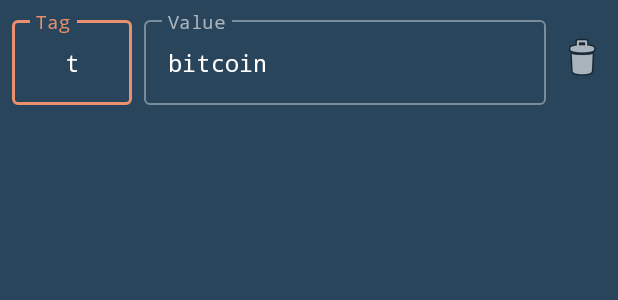
After one commit to cmdruid/pubsub, an Android app: the layout item_hashtag.xml on its own in the app's theme, with its tools: preview values and no code run, on a phone screen of 412 x 824 dp. The commit adds this screen. Shown: the top 300 px of the screen. Run offline under Robolectric (Android 15) with nearby library versions, the phone set to English and light mode, and no system bars.

Commit message:
fixes to hashtags

```diff
--- a/app/build.gradle.kts
+++ b/app/build.gradle.kts
@@ -159,6 +159,12 @@
 
     // Testing
     testImplementation("junit:junit:4.13.2")
+    testImplementation("io.mockk:mockk:1.13.8")
+    testImplementation("org.jetbrains.kotlinx:kotlinx-coroutines-test:1.7.3")
+    testImplementation("androidx.arch.core:core-testing:2.2.0")
+    testImplementation("com.google.truth:truth:1.1.5")
+
     androidTestImplementation("androidx.test.ext:junit:1.1.5")
     androidTestImplementation("androidx.test.espresso:espresso-core:3.5.1")
+    androidTestImplementation("io.mockk:mockk-android:1.13.8")
 }
--- a/app/src/main/java/com/cmdruid/pubsub/nostr/NostrMessage.kt
+++ b/app/src/main/java/com/cmdruid/pubsub/nostr/NostrMessage.kt
@@ -1,6 +1,7 @@
 package com.cmdruid.pubsub.nostr
 
 import com.google.gson.Gson
+import com.google.gson.GsonBuilder
 import com.google.gson.JsonArray
 import com.google.gson.JsonElement
 import com.google.gson.JsonParser
@@ -9,7 +10,9 @@
  * Utility class for handling Nostr WebSocket messages
  */
 object NostrMessage {
-    private val gson = Gson()
+    private val gson = GsonBuilder()
+        .registerTypeAdapter(NostrFilter::class.java, NostrFilterSerializer())
+        .create()
 
     /**
      * Message types as defined in NIP-01
--- a/app/src/main/java/com/cmdruid/pubsub/ui/adapters/TextEntryAdapter.kt
+++ b/app/src/main/java/com/cmdruid/pubsub/ui/adapters/TextEntryAdapter.kt
@@ -166,8 +166,10 @@
         }
 
         /**
-         * Create a validator for hashtags (no # prefix)
+         * Create a validator for hashtags (no # prefix) - DEPRECATED
+         * Use HashtagAdapter for new hashtag functionality with tag/value pairs
          */
+        @Deprecated("Use HashtagAdapter for new hashtag functionality")
         fun createHashtagValidator(): (String) -> ValidationResult {
             return { input ->
                 val trimmed = input.trim()
--- a/app/src/main/java/com/cmdruid/pubsub/utils/DeepLinkHandler.kt
+++ b/app/src/main/java/com/cmdruid/pubsub/utils/DeepLinkHandler.kt
@@ -5,6 +5,7 @@
 import com.cmdruid.pubsub.data.Configuration
 import com.cmdruid.pubsub.nostr.NostrFilter
 import com.google.gson.Gson
+import com.google.gson.GsonBuilder
 import java.nio.charset.StandardCharsets
 
 /**
@@ -14,7 +15,9 @@
  */
 object DeepLinkHandler {
 
-    private val gson = Gson()
+    private val gson = GsonBuilder()
+        .registerTypeAdapter(NostrFilter::class.java, com.cmdruid.pubsub.nostr.NostrFilterSerializer())
+        .create()
 
     data class DeepLinkResult(
         val success: Boolean,
--- a/app/src/main/java/com/cmdruid/pubsub/utils/UriBuilder.kt
+++ b/app/src/main/java/com/cmdruid/pubsub/utils/UriBuilder.kt
@@ -4,6 +4,7 @@
 import android.util.Base64
 import com.cmdruid.pubsub.nostr.NostrEvent
 import com.google.gson.Gson
+import com.google.gson.GsonBuilder
 import java.nio.charset.StandardCharsets
 
 /**
@@ -11,7 +12,9 @@
  */
 object UriBuilder {
 
-    private val gson = Gson()
+    private val gson = GsonBuilder()
+        .registerTypeAdapter(com.cmdruid.pubsub.nostr.NostrFilter::class.java, com.cmdruid.pubsub.nostr.NostrFilterSerializer())
+        .create()
 
     /**
      * Build a URI with note identifier and optional event data
--- a/app/src/main/res/layout/activity_configuration_editor.xml
+++ b/app/src/main/res/layout/activity_configuration_editor.xml
@@ -384,7 +384,7 @@
                     <TextView
                         android:layout_width="match_parent"
                         android:layout_height="wrap_content"
-                        android:text="Events with these hashtags (without # prefix)"
+                        android:text="Events with these hashtag filters (single letter tags a-z, A-Z with values). You can add multiple entries with the same tag."
                         android:textSize="12sp"
                         android:textColor="?attr/colorOnSurfaceVariant"
                         android:layout_marginBottom="8dp" />
--- /dev/null
+++ b/app/src/main/res/layout/item_hashtag.xml
@@ -0,0 +1,58 @@
+<?xml version="1.0" encoding="utf-8"?>
+<LinearLayout xmlns:android="http://schemas.android.com/apk/res/android"
+    xmlns:tools="http://schemas.android.com/tools"
+    android:layout_width="match_parent"
+    android:layout_height="wrap_content"
+    android:orientation="horizontal"
+    android:gravity="center_vertical"
+    android:padding="8dp">
+
+    <!-- Tag Input (single letter) -->
+    <com.google.android.material.textfield.TextInputLayout
+        android:id="@+id/tagInputLayout"
+        style="@style/Widget.MaterialComponents.TextInputLayout.OutlinedBox"
+        android:layout_width="80dp"
+        android:layout_height="wrap_content"
+        android:layout_marginEnd="8dp"
+        android:hint="Tag">
+
+        <com.google.android.material.textfield.TextInputEditText
+            android:id="@+id/tagEditText"
+            android:layout_width="match_parent"
+            android:layout_height="wrap_content"
+            android:inputType="text"
+            android:maxLength="1"
+            android:textAlignment="center"
+            tools:text="t" />
+
+    </com.google.android.material.textfield.TextInputLayout>
+
+    <!-- Value Input -->
+    <com.google.android.material.textfield.TextInputLayout
+        android:id="@+id/valueInputLayout"
+        style="@style/Widget.MaterialComponents.TextInputLayout.OutlinedBox"
+        android:layout_width="0dp"
+        android:layout_height="wrap_content"
+        android:layout_weight="1"
+        android:layout_marginEnd="8dp"
+        android:hint="Value">
+
+        <com.google.android.material.textfield.TextInputEditText
+            android:id="@+id/valueEditText"
+            android:layout_width="match_parent"
+            android:layout_height="wrap_content"
+            android:inputType="text"
+            tools:text="bitcoin" />
+
+    </com.google.android.material.textfield.TextInputLayout>
+
+    <!-- Delete Button -->
+    <ImageButton
+        android:id="@+id/deleteButton"
+        android:layout_width="wrap_content"
+        android:layout_height="wrap_content"
+        android:background="?attr/selectableItemBackgroundBorderless"
+        android:src="@android:drawable/ic_menu_delete"
+        android:contentDescription="Remove Hashtag" />
+
+</LinearLayout>
```
Also changed, not shown: app/src/main/java/com/cmdruid/pubsub/data/HashtagEntry.kt (added, +59 -0 lines), app/src/main/java/com/cmdruid/pubsub/nostr/NostrFilter.kt (+20 -11 lines), app/src/main/java/com/cmdruid/pubsub/nostr/NostrFilterSerializer.kt (added, +113 -0 lines), app/src/main/java/com/cmdruid/pubsub/ui/ConfigurationEditorActivity.kt (+8 -9 lines), app/src/main/java/com/cmdruid/pubsub/ui/adapters/HashtagAdapter.kt (added, +159 -0 lines), 3 other files.
